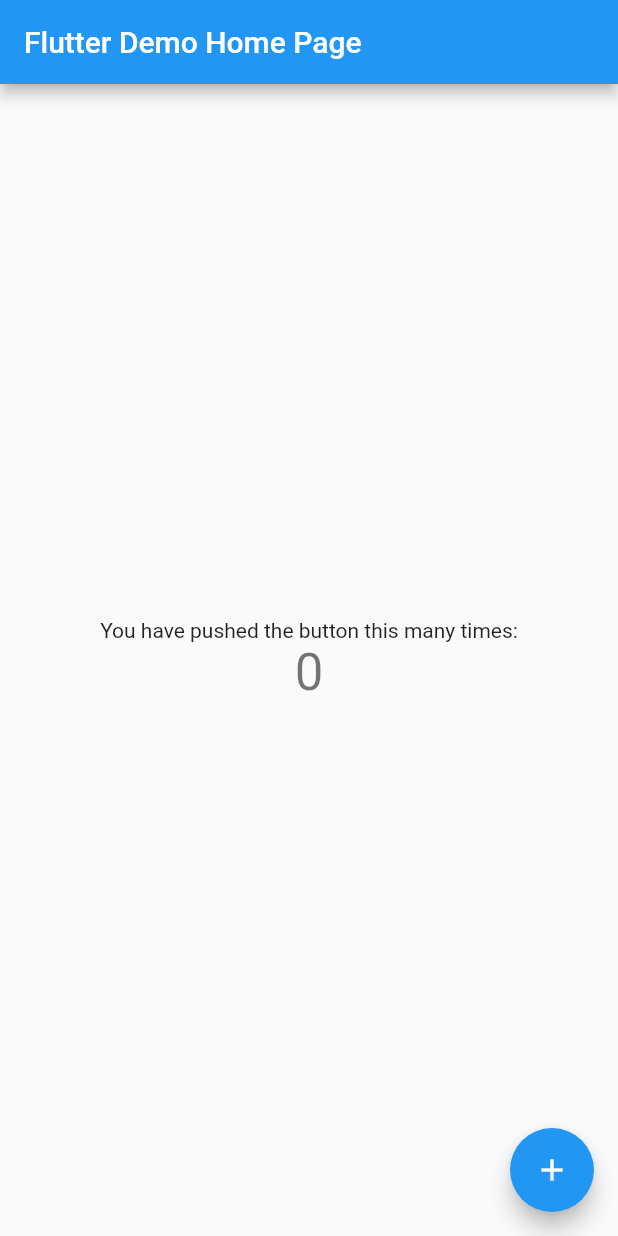
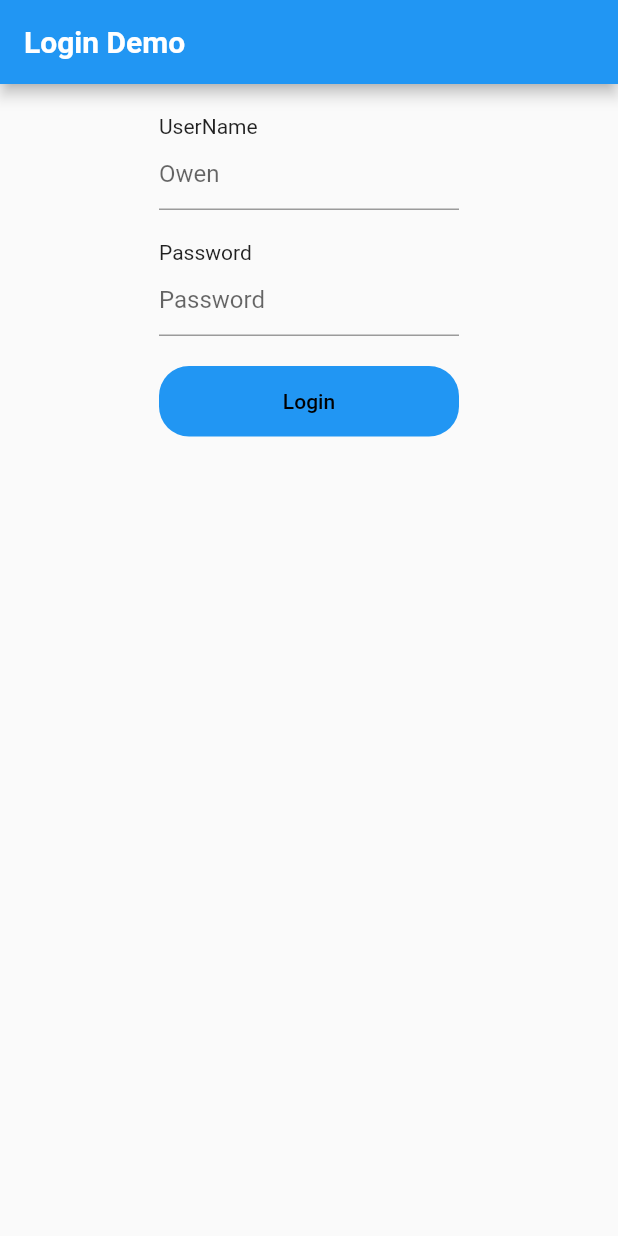
Before and after one commit to exodiajubel/flutter_login_register_firebase, a Flutter app: the screen it shows after launch, on a phone screen of 412 x 824 dp. Run offline on Flutter 3.47's test engine with Material 2 defaults, Android fonts, the phone set to English and light mode, and no system bars; our stand-ins replace bloc, cloud_firestore, equatable, flutter_bloc; accounts and stored records are empty.

Commit message:
[Flutter FlutterTutorial] - Login complete

```diff
--- /dev/null
+++ b/lib/bloc/login_bloc.dart
@@ -0,0 +1,29 @@
+import 'dart:async';
+
+import 'package:bloc/bloc.dart';
+import 'package:equatable/equatable.dart';
+import 'package:flutter_tutorial/service/database.dart';
+
+part 'login_event.dart';
+part 'login_state.dart';
+
+class LoginBloc extends Bloc<LoginEvent, LoginState> {
+  Database database = Database();
+
+  @override
+  LoginState get initialState => LoginInitial();
+
+  @override
+  Stream<LoginState> mapEventToState(
+    LoginEvent event,
+  ) async* {
+    if (event is OnClickLogin) {
+      if (await database.getLoginData(event.username, event.password) == true) {
+        yield LoginSuccess();
+      } else if (await database.getLoginData(event.username, event.password) ==
+          false) {
+        print('Incorrect username or password!');
+      }
+    }
+  }
+}
--- /dev/null
+++ b/lib/bloc/login_event.dart
@@ -0,0 +1,15 @@
+part of 'login_bloc.dart';
+
+abstract class LoginEvent extends Equatable {
+  const LoginEvent();
+}
+
+class OnClickLogin extends LoginEvent {
+  final String username;
+  final String password;
+
+  OnClickLogin(this.username, this.password);
+
+  @override
+  List<Object> get props => [username, password];
+}
--- /dev/null
+++ b/lib/bloc/login_state.dart
@@ -0,0 +1,15 @@
+part of 'login_bloc.dart';
+
+abstract class LoginState extends Equatable {
+  const LoginState();
+}
+
+class LoginInitial extends LoginState {
+  @override
+  List<Object> get props => [];
+}
+
+class LoginSuccess extends LoginState {
+  @override
+  List<Object> get props => [];
+}
--- a/lib/main.dart
+++ b/lib/main.dart
@@ -1,117 +1,19 @@
 import 'package:flutter/material.dart';
+import 'package:flutter_bloc/flutter_bloc.dart';
 
-void main() {
-  runApp(MyApp());
-}
+import 'bloc/login_bloc.dart';
+import 'page/home.dart';
+import 'page/login.dart';
 
-class MyApp extends StatelessWidget {
-  // This widget is the root of your application.
-  @override
-  Widget build(BuildContext context) {
-    return MaterialApp(
-      title: 'Flutter Demo',
-      theme: ThemeData(
-        // This is the theme of your application.
-        //
-        // Try running your application with "flutter run". You'll see the
-        // application has a blue toolbar. Then, without quitting the app, try
-        // changing the primarySwatch below to Colors.green and then invoke
-        // "hot reload" (press "r" in the console where you ran "flutter run",
-        // or simply save your changes to "hot reload" in a Flutter IDE).
-        // Notice that the counter didn't reset back to zero; the application
-        // is not restarted.
-        primarySwatch: Colors.blue,
-        // This makes the visual density adapt to the platform that you run
-        // the app on. For desktop platforms, the controls will be smaller and
-        // closer together (more dense) than on mobile platforms.
-        visualDensity: VisualDensity.adaptivePlatformDensity,
-      ),
-      home: MyHomePage(title: 'Flutter Demo Home Page'),
-    );
-  }
-}
-
-class MyHomePage extends StatefulWidget {
-  MyHomePage({Key key, this.title}) : super(key: key);
-
-  // This widget is the home page of your application. It is stateful, meaning
-  // that it has a State object (defined below) that contains fields that affect
-  // how it looks.
-
-  // This class is the configuration for the state. It holds the values (in this
-  // case the title) provided by the parent (in this case the App widget) and
-  // used by the build method of the State. Fields in a Widget subclass are
-  // always marked "final".
-
-  final String title;
-
-  @override
-  _MyHomePageState createState() => _MyHomePageState();
-}
-
-class _MyHomePageState extends State<MyHomePage> {
-  int _counter = 0;
-
-  void _incrementCounter() {
-    setState(() {
-      // This call to setState tells the Flutter framework that something has
-      // changed in this State, which causes it to rerun the build method below
-      // so that the display can reflect the updated values. If we changed
-      // _counter without calling setState(), then the build method would not be
-      // called again, and so nothing would appear to happen.
-      _counter++;
-    });
-  }
-
-  @override
-  Widget build(BuildContext context) {
-    // This method is rerun every time setState is called, for instance as done
-    // by the _incrementCounter method above.
-    //
-    // The Flutter framework has been optimized to make rerunning build methods
-    // fast, so that you can just rebuild anything that needs updating rather
-    // than having to individually change instances of widgets.
-    return Scaffold(
-      appBar: AppBar(
-        // Here we take the value from the MyHomePage object that was created by
-        // the App.build method, and use it to set our appbar title.
-        title: Text(widget.title),
-      ),
-      body: Center(
-        // Center is a layout widget. It takes a single child and positions it
-        // in the middle of the parent.
-        child: Column(
-          // Column is also a layout widget. It takes a list of children and
-          // arranges them vertically. By default, it sizes itself to fit its
-          // children horizontally, and tries to be as tall as its parent.
-          //
-          // Invoke "debug painting" (press "p" in the console, choose the
-          // "Toggle Debug Paint" action from the Flutter Inspector in Android
-          // Studio, or the "Toggle Debug Paint" command in Visual Studio Code)
-          // to see the wireframe for each widget.
-          //
-          // Column has various properties to control how it sizes itself and
-          // how it positions its children. Here we use mainAxisAlignment to
-          // center the children vertically; the main axis here is the vertical
-          // axis because Columns are vertical (the cross axis would be
-          // horizontal).
-          mainAxisAlignment: MainAxisAlignment.center,
-          children: <Widget>[
-            Text(
-              'You have pushed the button this many times:',
-            ),
-            Text(
-              '$_counter',
-              style: Theme.of(context).textTheme.headline4,
-            ),
-          ],
-        ),
-      ),
-      floatingActionButton: FloatingActionButton(
-        onPressed: _incrementCounter,
-        tooltip: 'Increment',
-        child: Icon(Icons.add),
-      ), // This trailing comma makes auto-formatting nicer for build methods.
-    );
-  }
-}
+void main() => runApp(MaterialApp(
+      initialRoute: '/login',
+      routes: {
+        '/login': (context) {
+          return BlocProvider(
+            create: (context) => LoginBloc(),
+            child: Login(),
+          );
+        },
+        '/home': (context) => Home(),
+      },
+    ));
--- /dev/null
+++ b/lib/model/account.dart
@@ -0,0 +1,10 @@
+import 'package:equatable/equatable.dart';
+
+class Account extends Equatable {
+  String loginUsername;
+  String loginPassword;
+
+  @override
+  // TODO: implement props
+  List<Object> get props => throw UnimplementedError();
+}
--- /dev/null
+++ b/lib/page/login.dart
@@ -0,0 +1,111 @@
+import 'package:flutter/material.dart';
+import 'package:flutter_bloc/flutter_bloc.dart';
+import 'package:flutter_tutorial/bloc/login_bloc.dart';
+import 'package:flutter_tutorial/model/account.dart';
+import 'package:flutter_tutorial/page/home.dart';
+
+class Login extends StatefulWidget {
+  Login({Key key}) : super(key: key);
+
+  @override
+  _LoginState createState() => _LoginState();
+}
+
+class _LoginState extends State<Login> {
+  Account account = Account();
+  @override
+  Widget build(BuildContext context) {
+    return Scaffold(
+      appBar: AppBar(
+        title: Text(
+          "Login Demo",
+          style: TextStyle(
+            fontSize: 20,
+            fontWeight: FontWeight.bold,
+          ),
+        ),
+      ),
+      body: BlocConsumer<LoginBloc, LoginState>(
+        listener: (context, state) {
+          if (state is LoginSuccess) {
+            Navigator.pushReplacementNamed(context, '/home');
+          }
+        },
+        builder: (context, state) {
+          return buildLoginInitial(context);
+        },
+      ),
+    );
+  }
+
+  Widget buildLoginInitial(BuildContext context) {
+    return Container(
+      alignment: Alignment.center,
+      child: Column(
+        crossAxisAlignment: CrossAxisAlignment.start,
+        children: <Widget>[
+          Container(
+            margin: EdgeInsets.only(
+              top: 20,
+            ),
+            child: Text("UserName"),
+          ),
+          Container(
+            width: 200,
+            child: TextField(
+              decoration: InputDecoration(hintText: "Owen"),
+              onChanged: (value) {
+                account.loginUsername = value;
+              },
+            ),
+          ),
+          Container(
+            margin: EdgeInsets.only(
+              top: 20,
+            ),
+            child: Text("Password"),
+          ),
+          Container(
+            width: 200,
+            child: TextField(
+              obscureText: true,
+              decoration: InputDecoration(hintText: "Password"),
+              onChanged: (value) {
+                account.loginPassword = value;
+              },
+            ),
+          ),
+          Container(
+            height: 47,
+            width: 200,
+            margin: EdgeInsets.only(
+              top: 20,
+            ),
+            decoration: BoxDecoration(
+              borderRadius: BorderRadius.circular(20),
+              color: Colors.blue,
+            ),
+            child: FlatButton(
+              onPressed: () {
+                triggerLoginButton(
+                    context, account.loginUsername, account.loginPassword);
+              },
+              child: Container(
+                child: Text(
+                  "Login",
+                  style: TextStyle(color: Colors.black),
+                ),
+              ),
+            ),
+          )
+        ],
+      ),
+    );
+  }
+}
+
+void triggerLoginButton(
+    BuildContext context, String username, String password) {
+  final loginBloc = BlocProvider.of<LoginBloc>(context);
+  loginBloc.add(OnClickLogin(username, password));
+}
--- /dev/null
+++ b/lib/service/database.dart
@@ -0,0 +1,29 @@
+import 'package:cloud_firestore/cloud_firestore.dart';
+
+class Database {
+  final CollectionReference userCollection =
+      Firestore.instance.collection('User');
+
+  Future getLoginData(String username, String password) async {
+    bool isAccountValid = false;
+    try {
+      QuerySnapshot user =
+          await userCollection.getDocuments(source: Source.server);
+      if (user.documents.length > 0) {
+        for (var userAccount in user.documents) {
+          if (username == userAccount.data['username'] &&
+              password == userAccount.data['password']) {
+            isAccountValid = true;
+          }
+        }
+
+        return isAccountValid;
+      } else {
+        return isAccountValid;
+      }
+    } catch (e) {
+      print(e);
+      return 'error';
+    }
+  }
+}
--- a/pubspec.yaml
+++ b/pubspec.yaml
@@ -23,6 +23,10 @@ environment:
 dependencies:
   flutter:
     sdk: flutter
+  flutter_bloc: ^4.0.0
+  equatable: ^1.2.0
+  cloud_firestore: ^0.13.6
+  firebase_auth: ^0.16.1
 
 
   # The following adds the Cupertino Icons font to your application.
```
Also changed, not shown: lib/page/home.dart (added, +21 -0 lines), pubspec.lock, 8 other files.
